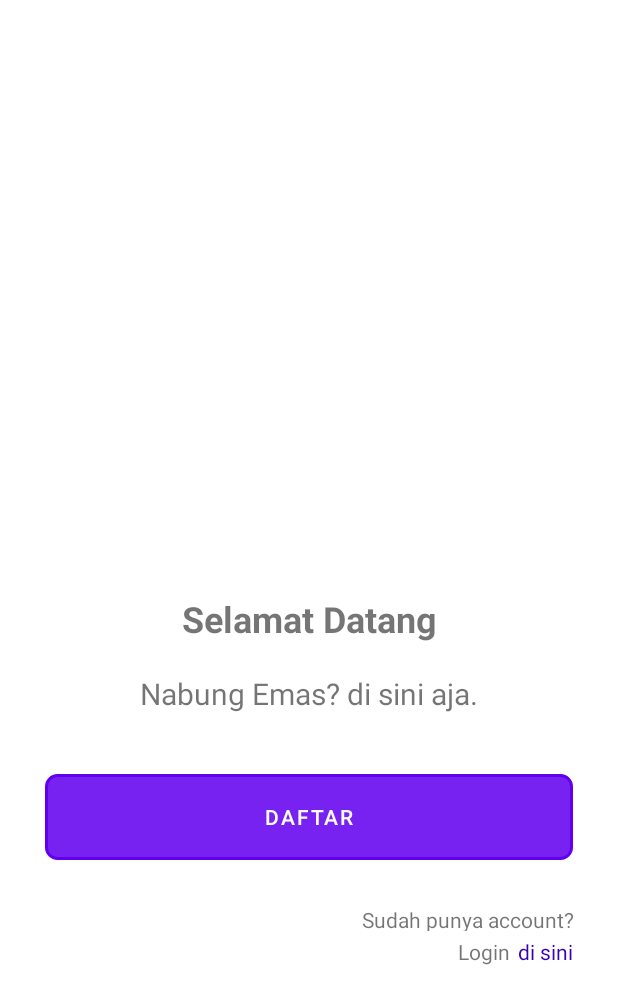
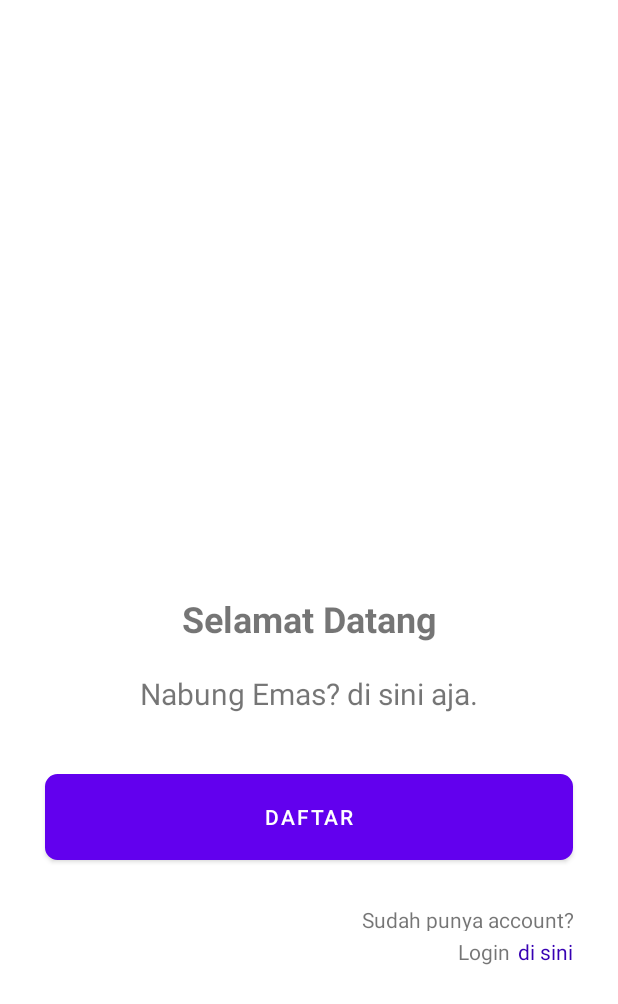
Before and after one commit to rizkysaputra4/gold-market-android-app, an Android app: the layout activity_main.xml on its own in the app's theme, with its tools: preview values and no code run, on a phone screen of 412 x 824 dp. Shown: the top 1004 px of the screen. Run offline under Robolectric (Android 15) with nearby library versions, the phone set to English and light mode, and no system bars.

```diff
--- a/app/src/main/java/com/training/intro/SplashScreen.kt
+++ b/app/src/main/java/com/training/intro/SplashScreen.kt
@@ -5,13 +5,13 @@ import androidx.appcompat.app.AppCompatActivity
 import android.os.Bundle
 import android.os.Handler
 import android.os.Looper
+import android.view.Window
 import android.view.WindowManager
 
 class SplashScreen : AppCompatActivity() {
     override fun onCreate(savedInstanceState: Bundle?) {
         super.onCreate(savedInstanceState)
         setContentView(R.layout.activity_splash_screen)
-
         window.setFlags(
             WindowManager.LayoutParams.FLAG_FULLSCREEN,
             WindowManager.LayoutParams.FLAG_FULLSCREEN
--- a/app/src/main/res/layout/activity_login.xml
+++ b/app/src/main/res/layout/activity_login.xml
@@ -97,9 +97,10 @@
                 android:layout_marginEnd="16dp"
                 android:background="@xml/btn_login"
                 android:text="Login"
+                android:textColor="#FFFFFF"
                 app:layout_constraintEnd_toEndOf="parent"
+
                 app:layout_constraintHorizontal_bias="1.0"
-
                 app:layout_constraintStart_toStartOf="parent"
                 app:layout_constraintTop_toBottomOf="@+id/textView8" />
 
--- a/app/src/main/res/layout/activity_main.xml
+++ b/app/src/main/res/layout/activity_main.xml
@@ -41,8 +41,9 @@
             android:layout_marginStart="30dp"
             android:layout_marginTop="40dp"
             android:layout_marginEnd="30dp"
+            android:background="@xml/btn_login"
             android:text="Daftar"
-            android:background="@xml/btn_login"
+            android:textColor="#FFFFFF"
             app:layout_constraintEnd_toEndOf="parent"
             app:layout_constraintStart_toStartOf="parent"
             app:layout_constraintTop_toBottomOf="@+id/textView3" />
--- a/app/src/main/res/layout/activity_register.xml
+++ b/app/src/main/res/layout/activity_register.xml
@@ -65,6 +65,7 @@
                 android:layout_marginEnd="16dp"
                 android:background="@xml/btn_login"
                 android:text="Register"
+                android:textColor="#FFFFFF"
                 app:layout_constraintEnd_toEndOf="parent"
                 app:layout_constraintHorizontal_bias="0.517"
                 app:layout_constraintStart_toStartOf="parent"
--- a/app/src/main/res/xml/btn_login.xml
+++ b/app/src/main/res/xml/btn_login.xml
@@ -4,8 +4,9 @@
         android:color="#FFFFFF"/>
     <gradient
         android:angle="225"
-        android:startColor="#DD2ECCFA"
-        android:endColor="#DD000000"/>
+        android:startColor="#6379F4"
+    />
+    <solid android:color="#6379F4" />
     <corners
         android:bottomLeftRadius="7dp"
         android:bottomRightRadius="7dp"
```
Also changed, not shown: app/src/main/AndroidManifest.xml (+5 -2 lines).
